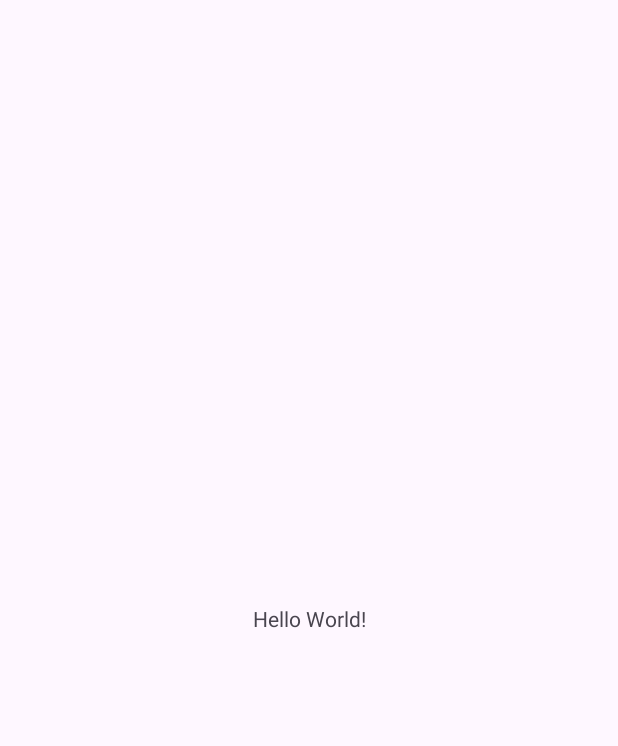
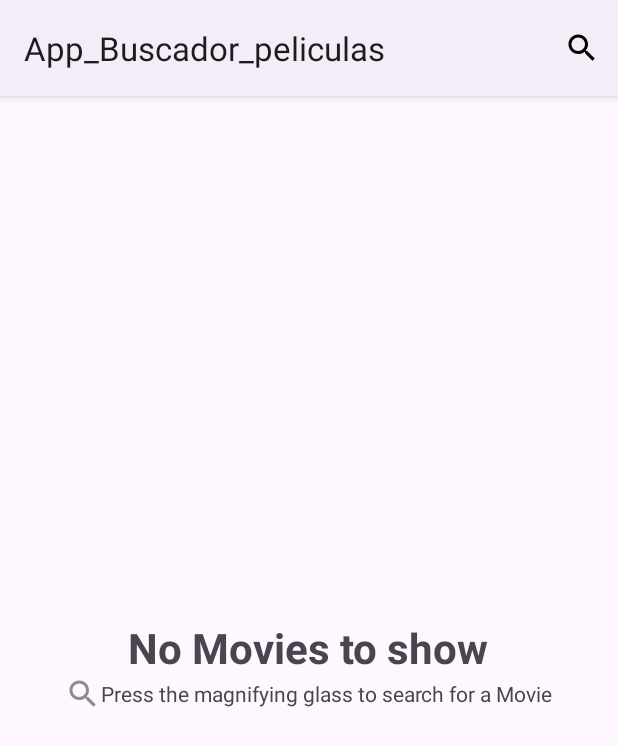
Before and after one commit to raulfl1982ndrd/App_Buscador_peliculas, an Android app: the screen it shows after launch (MainActivity), on a phone screen of 412 x 824 dp. Before the commit the part shown is almost empty. Shown: the top 746 px of the screen. Run offline under Robolectric (Android 15) with nearby library versions, the phone set to English and light mode, and no system bars; our stand-ins replace Picasso; pictures from the network do not load.

Commit message:
Aplicacion funcional

```diff
--- a/app/src/main/java/com/example/app_buscador_peliculas/MainActivity.kt
+++ /dev/null
@@ -1,20 +0,0 @@
-package com.example.app_buscador_peliculas
-
-import android.os.Bundle
-import androidx.activity.enableEdgeToEdge
-import androidx.appcompat.app.AppCompatActivity
-import androidx.core.view.ViewCompat
-import androidx.core.view.WindowInsetsCompat
-
-class MainActivity : AppCompatActivity() {
-    override fun onCreate(savedInstanceState: Bundle?) {
-        super.onCreate(savedInstanceState)
-        enableEdgeToEdge()
-        setContentView(R.layout.activity_main)
-        ViewCompat.setOnApplyWindowInsetsListener(findViewById(R.id.main)) { v, insets ->
-            val systemBars = insets.getInsets(WindowInsetsCompat.Type.systemBars())
-            v.setPadding(systemBars.left, systemBars.top, systemBars.right, systemBars.bottom)
-            insets
-        }
-    }
-}
--- /dev/null
+++ b/app/src/main/java/com/example/app_buscador_peliculas/activities/MainActivity.kt
@@ -0,0 +1,111 @@
+package com.example.app_buscador_peliculas.activities
+
+import android.content.Intent
+import android.os.Bundle
+import android.util.Log
+import android.view.Menu
+import android.view.MenuItem
+import android.view.View
+import android.widget.Toast
+import androidx.appcompat.app.AppCompatActivity
+import androidx.appcompat.widget.SearchView
+import androidx.recyclerview.widget.GridLayoutManager
+import com.example.app_buscador_peliculas.R
+import com.example.app_buscador_peliculas.adapters.MovieAdapter
+import com.example.app_buscador_peliculas.data.MovieResponse
+import com.example.app_buscador_peliculas.databinding.ActivityMainBinding
+import com.example.superheroesapp.utils.RetrofitProvider
+import kotlinx.coroutines.CoroutineScope
+import kotlinx.coroutines.Dispatchers
+import kotlinx.coroutines.launch
+
+class MainActivity : AppCompatActivity() {
+    var movieList: List<MovieResponse.Movie> = emptyList()
+    lateinit var binding: ActivityMainBinding
+    lateinit var adapter: MovieAdapter
+
+    override fun onCreate(savedInstanceState: Bundle?) {
+
+        super.onCreate(savedInstanceState)
+        binding = ActivityMainBinding.inflate(layoutInflater)
+        setContentView(binding.root)
+        adapter = MovieAdapter ( movieList){position->
+            navigateToDetail(movieList[position])
+        }
+        binding.recyclerView.adapter = adapter
+        binding.recyclerView.layoutManager = GridLayoutManager(this, 1)
+        /*binding.searchButton.setOnClickListener {
+            val searchText = binding.searchEditText.text.toString()
+            searchSuperheroes(searchText)
+        }*/
+        //searchByName("a")
+        binding.progress.visibility = View.GONE
+        binding.recyclerView.visibility = View.GONE
+        binding.emptyPlaceholder.visibility = View.VISIBLE
+    }
+
+
+
+    override fun onCreateOptionsMenu(menu: Menu?): Boolean {
+        // Inflate the menu; this adds items to the action bar if it is present.
+        menuInflater.inflate(R.menu.menu_activity_main, menu)
+
+        initSearchView(menu?.findItem(R.id.menu_search))
+
+        return true
+    }
+
+    private fun initSearchView(searchItem: MenuItem?) {
+        if (searchItem != null) {
+            var searchView = searchItem.actionView as SearchView
+
+            searchView.setOnQueryTextListener(object : SearchView.OnQueryTextListener {
+                override fun onQueryTextSubmit(query: String?): Boolean {
+                    if (query!=  null) {
+                        //searchSuperheroes(query!!)
+                        searchByName(query!!)
+                    }
+                    searchView.clearFocus()
+                    return true
+                }
+
+                override fun onQueryTextChange(query: String?): Boolean {
+                    return false
+                }
+            })
+        }
+    }
+
+
+    private fun navigateToDetail(movie: MovieResponse.Movie) {
+        Toast.makeText(this,movie.title,Toast.LENGTH_LONG).show()
+        val intent: Intent = Intent(this, DetailActivity::class.java)
+        intent.putExtra(DetailActivity.EXTRA_MOVIE_imdbID, movie.imdbID)
+        startActivity(intent)
+    }
+
+    private fun searchByName(query: String){
+        binding.progress.visibility = View.VISIBLE
+        // Llamada en segundo plano
+        CoroutineScope(Dispatchers.IO).launch {
+            try {
+                val apiService = RetrofitProvider.getMovieApiService()
+                val result = apiService.findMoviesByTitle(query)
+                runOnUiThread {
+                    binding.progress.visibility = View.GONE
+                    binding.recyclerView.visibility = View.VISIBLE
+                    binding.emptyPlaceholder.visibility = View.GONE
+                    if(result.Response == "True")
+                        movieList = result.results
+                    else movieList = emptyList()
+
+                    adapter.updateData(movieList)
+                }
+                Log.i("HTTP1", "${result.results}")
+            } catch (e: Exception) {
+                e.printStackTrace()
+            }
+        }
+    }
+
+}
--- /dev/null
+++ b/app/src/main/res/drawable/ic_search.xml
@@ -0,0 +1,5 @@
+<vector xmlns:android="http://schemas.android.com/apk/res/android" android:height="24dp" android:tint="#000000" android:viewportHeight="24" android:viewportWidth="24" android:width="24dp">
+
+    <path android:fillColor="@android:color/white" android:pathData="M15.5,14h-0.79l-0.28,-0.27C15.41,12.59 16,11.11 16,9.5 16,5.91 13.09,3 9.5,3S3,5.91 3,9.5 5.91,16 9.5,16c1.61,0 3.09,-0.59 4.23,-1.57l0.27,0.28v0.79l5,4.99L20.49,19l-4.99,-5zM9.5,14C7.01,14 5,11.99 5,9.5S7.01,5 9.5,5 14,7.01 14,9.5 11.99,14 9.5,14z"/>
+
+</vector>
--- a/app/src/main/res/layout/activity_main.xml
+++ b/app/src/main/res/layout/activity_main.xml
@@ -1,19 +1,61 @@
 <?xml version="1.0" encoding="utf-8"?>
-<androidx.constraintlayout.widget.ConstraintLayout xmlns:android="http://schemas.android.com/apk/res/android"
+<FrameLayout xmlns:android="http://schemas.android.com/apk/res/android"
     xmlns:app="http://schemas.android.com/apk/res-auto"
     xmlns:tools="http://schemas.android.com/tools"
-    android:id="@+id/main"
     android:layout_width="match_parent"
     android:layout_height="match_parent"
-    tools:context=".MainActivity">
+    tools:context=".activities.MainActivity">
 
-    <TextView
-        android:layout_width="wrap_content"
-        android:layout_height="wrap_content"
-        android:text="Hello World!"
-        app:layout_constraintBottom_toBottomOf="parent"
-        app:layout_constraintEnd_toEndOf="parent"
-        app:layout_constraintStart_toStartOf="parent"
-        app:layout_constraintTop_toTopOf="parent" />
+    <androidx.recyclerview.widget.RecyclerView
+        android:id="@+id/recyclerView"
+        android:layout_width="match_parent"
+        android:layout_height="match_parent"
+        android:visibility="gone"/>
 
-</androidx.constraintlayout.widget.ConstraintLayout>
+    <LinearLayout
+        android:id="@+id/emptyPlaceholder"
+        android:layout_width="match_parent"
+        android:layout_height="match_parent"
+        android:orientation="vertical"
+        android:gravity="center">
+
+        <TextView
+            android:layout_width="wrap_content"
+            android:layout_height="wrap_content"
+            android:text="@string/empty_movies_title"
+            android:textSize="28sp"
+            android:textStyle="bold"/>
+
+        <LinearLayout
+            android:layout_width="match_parent"
+            android:layout_height="wrap_content"
+            android:orientation="horizontal"
+            android:gravity="center">
+
+            <ImageView
+                android:layout_width="wrap_content"
+                android:layout_height="wrap_content"
+                android:src="@drawable/ic_search"
+                app:tint="@color/grey" />
+
+            <TextView
+                android:layout_width="wrap_content"
+                android:layout_height="wrap_content"
+                android:text="@string/empty_movies_advice"/>
+        </LinearLayout>
+
+    </LinearLayout>
+
+    <FrameLayout
+        android:id="@+id/progress"
+        android:layout_width="match_parent"
+        android:layout_height="match_parent"
+        android:background="@color/card_title_background">
+        <ProgressBar
+            android:layout_width="64dp"
+            android:layout_height="64dp"
+            android:layout_gravity="center"
+            />
+    </FrameLayout>
+
+</FrameLayout>
--- /dev/null
+++ b/app/src/main/res/menu/menu_activity_main.xml
@@ -0,0 +1,13 @@
+<?xml version="1.0" encoding="utf-8"?>
+<menu xmlns:android="http://schemas.android.com/apk/res/android"
+    xmlns:app="http://schemas.android.com/apk/res-auto"
+    xmlns:appcompat="http://schemas.android.com/apk/res-auto">
+
+    <item
+        android:id="@+id/menu_search"
+        android:title="@string/menu_search"
+        android:icon="@drawable/ic_search"
+        appcompat:actionViewClass="androidx.appcompat.widget.SearchView"
+        app:showAsAction="collapseActionView|always"/>
+
+</menu>
--- a/app/src/main/res/values-night/themes.xml
+++ b/app/src/main/res/values-night/themes.xml
@@ -1,6 +1,6 @@
 <resources xmlns:tools="http://schemas.android.com/tools">
     <!-- Base application theme. -->
-    <style name="Base.Theme.App_Buscador_peliculas" parent="Theme.Material3.DayNight.NoActionBar">
+    <style name="Base.Theme.App_Buscador_peliculas" parent="Theme.Material3.DayNight">
         <!-- Customize your dark theme here. -->
         <!-- <item name="colorPrimary">@color/my_dark_primary</item> -->
     </style>
--- a/app/src/main/res/values/strings.xml
+++ b/app/src/main/res/values/strings.xml
@@ -1,3 +1,8 @@
 <resources>
     <string name="app_name">App_Buscador_peliculas</string>
+
+    <string name="menu_search">Search</string>
+    <string name="empty_movies_title">No Movies to show</string>
+    <string name="empty_movies_advice">Press the magnifying glass to search for a Movie</string>
+
 </resources>
--- a/app/src/main/res/values/themes.xml
+++ b/app/src/main/res/values/themes.xml
@@ -1,6 +1,6 @@
 <resources xmlns:tools="http://schemas.android.com/tools">
     <!-- Base application theme. -->
-    <style name="Base.Theme.App_Buscador_peliculas" parent="Theme.Material3.DayNight.NoActionBar">
+    <style name="Base.Theme.App_Buscador_peliculas" parent="Theme.Material3.DayNight">
         <!-- Customize your light theme here. -->
         <!-- <item name="colorPrimary">@color/my_light_primary</item> -->
     </style>
```
Also changed, not shown: app/build.gradle.kts (+8 -0 lines), app/src/main/AndroidManifest.xml (+6 -1 lines), app/src/main/java/com/example/app_buscador_peliculas/activities/DetailActivity.kt (added, +77 -0 lines), app/src/main/java/com/example/app_buscador_peliculas/adapters/MovieAdapter.kt (added, +39 -0 lines), app/src/main/java/com/example/app_buscador_peliculas/data/MovieApiService.kt (added, +15 -0 lines), app/src/main/java/com/example/app_buscador_peliculas/data/MovieResponse.kt (added, +21 -0 lines), app/src/main/java/com/example/app_buscador_peliculas/utils/RetrofitProvider.kt (added, +25 -0 lines), app/src/main/res/layout/activity_detail.xml (added, +53 -0 lines), app/src/main/res/layout/detail_content.xml (added, +175 -0 lines), app/src/main/res/layout/item_movie.xml (added, +66 -0 lines), app/src/main/res/values/colors.xml (+21 -0 lines), app/src/main/res/drawable/matrix.jpg (added).
